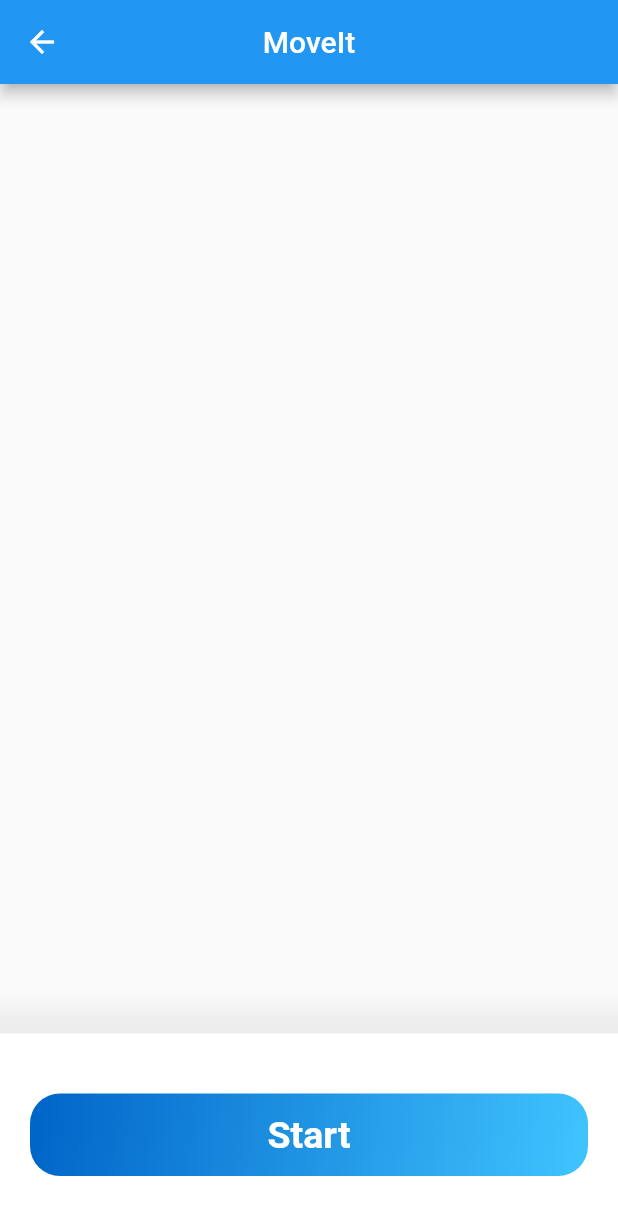
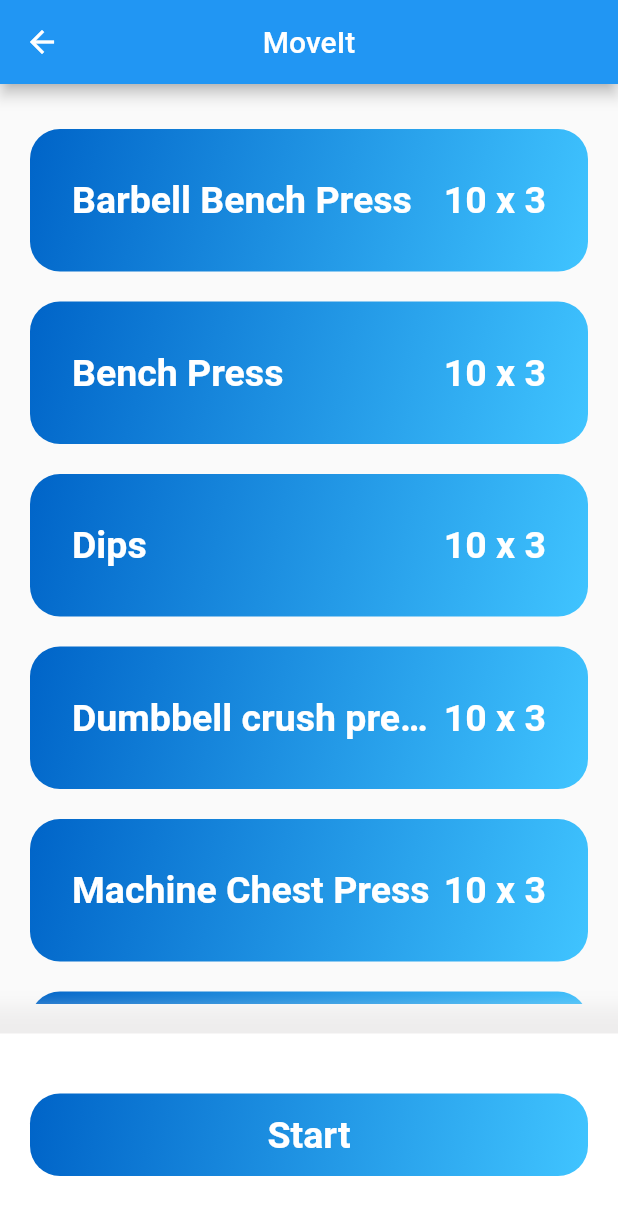
Before and after one commit to richards2058/workout_app, a Flutter app: the TodaysWorkout screen opened directly, after a tap on "Chest", on a phone screen of 412 x 824 dp. Shown: the top 1215 px of the screen. Run offline on Flutter 3.47's test engine with Material 2 defaults, Android fonts, the light colour scheme and no system bars; our stand-ins replace sqflite, table_calendar; accounts and stored records are empty.

Commit message:
fix  button text overflow

```diff
--- a/lib/components/button.dart
+++ b/lib/components/button.dart
@@ -34,12 +34,15 @@
               crossAxisAlignment: CrossAxisAlignment.center,
               mainAxisAlignment: MainAxisAlignment.spaceBetween,
               children: <Widget>[
-                Text(
-                  text,
-                  style: TextStyle(
-                    color: Colors.white,
-                    fontWeight: FontWeight.bold,
-                    fontSize: fontSize,
+                Expanded(
+                  child: Text(
+                    text,
+                    overflow: TextOverflow.ellipsis,
+                    style: TextStyle(
+                      color: Colors.white,
+                      fontWeight: FontWeight.bold,
+                      fontSize: fontSize,
+                    ),
                   ),
                 ),
                 Icon(
--- a/lib/components/repsButton.dart
+++ b/lib/components/repsButton.dart
@@ -33,18 +33,24 @@
             padding: EdgeInsets.symmetric(vertical: 25.0, horizontal: 20),
             child: Row(
               crossAxisAlignment: CrossAxisAlignment.center,
-              mainAxisAlignment: MainAxisAlignment.spaceBetween,
+
               children: <Widget>[
-                Text(
-                  text,
-                  style: TextStyle(
-                    color: Colors.white,
-                    fontWeight: FontWeight.bold,
-                    fontSize: fontSize,
+                Expanded(
+                  // flex: 10,
+                  child: Text(
+                    text,
+                    overflow: TextOverflow.ellipsis,
+                    maxLines: 1,
+                    style: TextStyle(
+                      color: Colors.white,
+                      fontWeight: FontWeight.bold,
+                      fontSize: fontSize,
+                    ),
                   ),
                 ),
+                // Spacer(),
                 Text(
-                  reps,
+                  " ${reps}",
                   style: TextStyle(
                     color: Colors.white,
                     fontWeight: FontWeight.bold,
--- a/lib/nav/tab_navigator.dart
+++ b/lib/nav/tab_navigator.dart
@@ -2,6 +2,7 @@
 import 'package:workout_app/pages/home.dart';
 import 'package:workout_app/pages/Calendar.dart';
 import 'package:workout_app/pages/database.dart';
+import 'package:workout_app/pages/Dictionary.dart';
 
 class TabNavigator extends StatelessWidget {
   TabNavigator({required this.navigatorKey, required this.tabItem});
@@ -16,7 +17,7 @@
     } else if (tabItem == "Calendar") {
       child = Calendar();
     } else if (tabItem == "Dictionary") {
-      child = DatabasePage();
+      child = Dictionary();
     }
 
     return Navigator(
--- a/lib/pages/todaysWorkout.dart
+++ b/lib/pages/todaysWorkout.dart
@@ -73,9 +73,9 @@
                       onPress: () {
                         Navigator.push(
                             context,
-                            MaterialPageRoute(
+                            new MaterialPageRoute(
                                 builder: (BuildContext context) =>
-                                    Workout(packet: "Chest & Triceps")));
+                                    new Workout(packet: "Chest & Triceps")));
                       }),
                   Container(
                       padding: EdgeInsets.symmetric(vertical: 5),
@@ -86,9 +86,9 @@
                       onPress: () {
                         Navigator.push(
                             context,
-                            MaterialPageRoute(
+                            new MaterialPageRoute(
                                 builder: (BuildContext context) =>
-                                    Workout(
+                                    new Workout(
                                       packet: "Chest & Triceps",
                                     )));
                       }),
--- a/lib/pages/workout.dart
+++ b/lib/pages/workout.dart
@@ -21,7 +21,7 @@
 
   Future<void> readJson() async {
     final String response =
-        await rootBundle.loadString('assets/exerciseRecomendation.json');
+        await rootBundle.loadString('assets/exerciseRecommendation.json');
     final data = await json.decode(response);
     setState(() {
       _exercise = data[widget.packet];
@@ -31,8 +31,9 @@
 
   @override
   void initState() {
+
+    readJson();
     super.initState();
-    readJson();
   }
 
   @override
```
